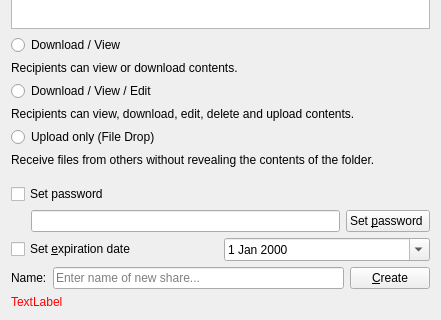
The window that src/gui/sharelinkwidget.ui (nextcloud/desktop) describes before a commit, drawn with Qt 5; both pictures show x 0 to 441 and y 248 to 568 of the 441 by 568 pixel window.
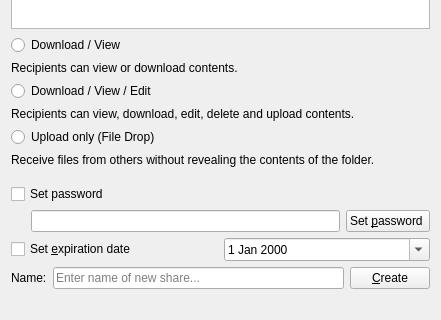
The same window after the commit.

Commit message:
Remove "TextLabel" texts from `QLabel`s in .ui files
These are unnecessary, as they are programmatically replaced by the
wanted text. They do end up in translations though, so they produce
confusion there.

Diff of the .ui file:
```diff
--- a/src/gui/sharelinkwidget.ui
+++ b/src/gui/sharelinkwidget.ui
@@ -332,9 +332,6 @@
        </disabled>
       </palette>
      </property>
-     <property name="text">
-      <string>TextLabel</string>
-     </property>
      <property name="textFormat">
       <enum>Qt::PlainText</enum>
      </property>
```
The commit also changes 8 other files.
